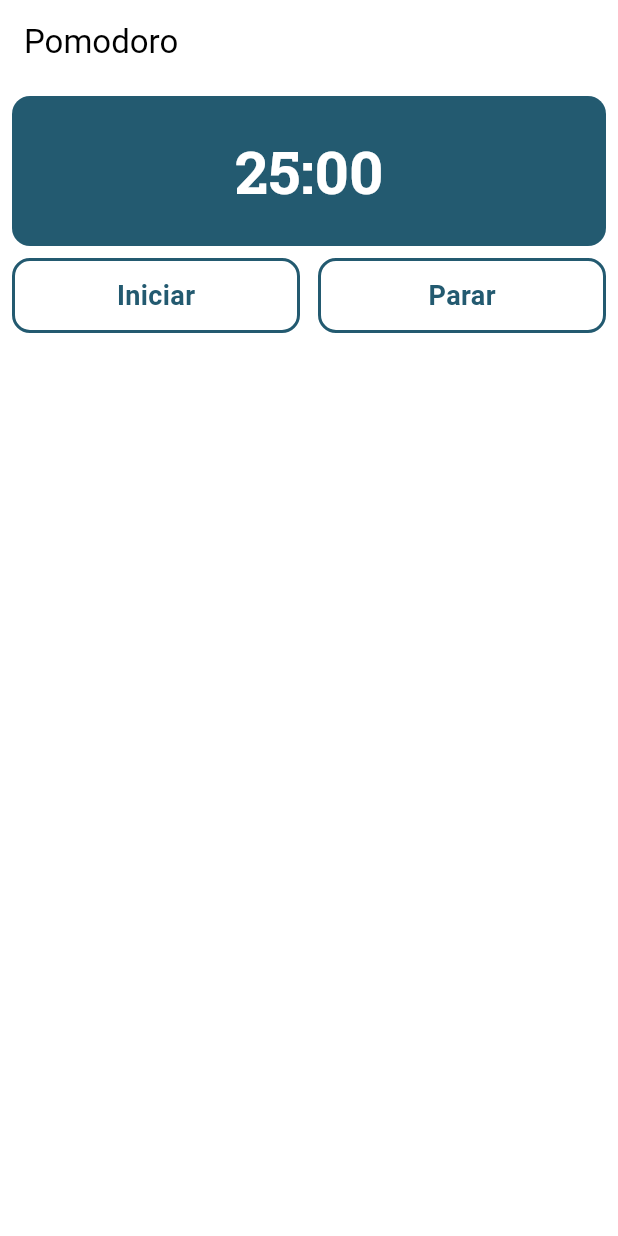
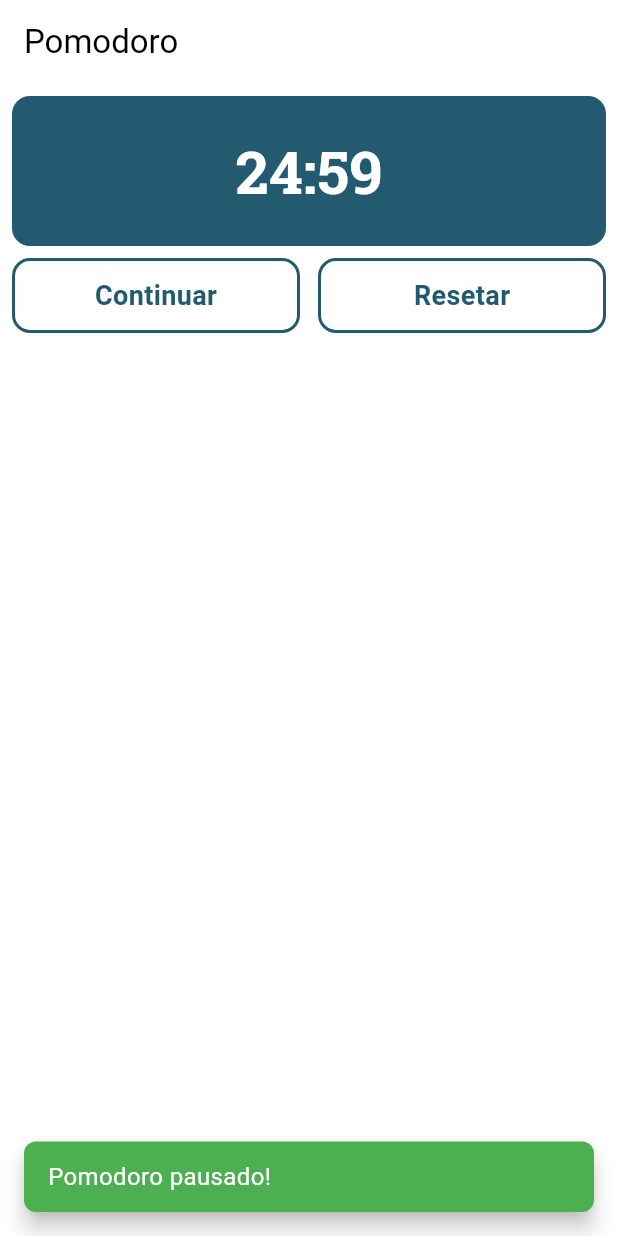
Before and after one commit to ViniMartins1/pomodoro, a Flutter app: the screen it shows after launch, after a tap on "Iniciar", after a tap on "Parar", on a phone screen of 412 x 824 dp. Run offline on Flutter 3.47's test engine with Material 3 defaults, Android fonts, the phone set to English and light mode, and no system bars; our stand-ins replace equatable, flutter_bloc, google_fonts.

Commit message:
Melhoria nos botões da tela do pomodoro

```diff
--- a/lib/pages/pomodoro_page.dart
+++ b/lib/pages/pomodoro_page.dart
@@ -60,28 +60,53 @@ class _PomodoroPageState extends State<PomodoroPage> {
           ),
           Padding(
             padding: EdgeInsets.symmetric(horizontal: DesignConstants.cardPadding),
-            child: Row(
+            child: BlocBuilder<PomodoroBloc, PomodoroState>(
+              builder: (context, state) {
+                String startButton = 'Iniciar';
+                String stopButton = 'Parar';
+
+                if (state is PomodoroPaused) {
+                  startButton = 'Continuar';
+                  stopButton = 'Resetar';
+                } else if (state is PomodoroComplete || state is PomodoroInitial) {
+                  stopButton = 'Resetar';
+                }
+
+                return Row(
                   mainAxisAlignment: MainAxisAlignment.spaceBetween,
                   children: [
                     Expanded(
                       child: PomodoroOutlinedButton(
-                    label: 'Iniciar',
+                        label: startButton,
                         onPressed: () {
+                          if (state is PomodoroInitial || state is PomodoroComplete) {
                             context.read<PomodoroBloc>().add(StartPomodoroEvent());
                             showSnackbar(context, 'Pomodoro iniciado!');
+                          } else if (state is PomodoroPaused) {
+                            context.read<PomodoroBloc>().add(ResumePomodoroEvent());
+                            showSnackbar(context, 'Pomodoro retomado!');
+                          }
                         },
                       ),
                     ),
                     const SizedBox(width: 12),
                     Expanded(
                       child: PomodoroOutlinedButton(
-                    label: 'Parar',
+                        label: stopButton,
                         onPressed: () {
+                          if (state is PomodoroRunning) {
+                            context.read<PomodoroBloc>().add(PausePomodoroEvent());
+                            showSnackbar(context, 'Pomodoro pausado!');
+                          } else {
                             context.read<PomodoroBloc>().add(ResetPomodoroEvent());
+                            showSnackbar(context, 'Pomodoro resetado!');
+                          }
                         },
                       ),
                     ),
                   ],
+                );
+              },
             ),
           ),
         ],
--- a/lib/utils/functions.dart
+++ b/lib/utils/functions.dart
@@ -6,12 +6,90 @@ String formatDuration(Duration duration) {
   return '$minutes:$seconds';
 }
 
-Future<void> showSnackbar(BuildContext context, String label) async {
-  ScaffoldMessenger.of(context).showSnackBar(
-    SnackBar(
-      content: Text(label),
-      backgroundColor: Colors.green,
-      duration: const Duration(seconds: 10),
+Future<void> showSnackbar(
+  BuildContext context,
+  String label, {
+  Color backgroundColor = Colors.green,
+}) async {
+  final overlay = Overlay.of(context);
+  final overlayEntry = OverlayEntry(
+    builder: (context) => _AnimatedSnackBar(
+      label: label,
+      backgroundColor: backgroundColor,
     ),
   );
+
+  overlay.insert(overlayEntry);
+  await Future.delayed(const Duration(seconds: 2));
+  overlayEntry.remove();
 }
+
+class _AnimatedSnackBar extends StatefulWidget {
+  final String label;
+  final Color backgroundColor;
+
+  const _AnimatedSnackBar({
+    required this.label,
+    this.backgroundColor = Colors.green,
+  });
+
+  @override
+  State<_AnimatedSnackBar> createState() => _AnimatedSnackBarState();
+}
+
+class _AnimatedSnackBarState extends State<_AnimatedSnackBar> with SingleTickerProviderStateMixin {
+  late final AnimationController _controller;
+  late final Animation<Offset> _offsetAnimation;
+
+  @override
+  void initState() {
+    super.initState();
+
+    _controller = AnimationController(
+      vsync: this,
+      duration: const Duration(milliseconds: 300),
+    );
+
+    _offsetAnimation = Tween<Offset>(
+      begin: const Offset(0, 1),
+      end: Offset.zero,
+    ).animate(
+      CurvedAnimation(
+        parent: _controller,
+        curve: Curves.easeOut,
+      ),
+    );
+
+    _controller.forward();
+  }
+
+  @override
+  void dispose() {
+    _controller.dispose();
+    super.dispose();
+  }
+
+  @override
+  Widget build(BuildContext context) {
+    return Positioned(
+      bottom: 16.0,
+      left: 16.0,
+      right: 16.0,
+      child: SlideTransition(
+        position: _offsetAnimation,
+        child: Material(
+          elevation: 6.0,
+          borderRadius: BorderRadius.circular(8),
+          color: widget.backgroundColor,
+          child: Padding(
+            padding: const EdgeInsets.symmetric(horizontal: 16.0, vertical: 12.0),
+            child: Text(
+              widget.label,
+              style: const TextStyle(color: Colors.white, fontSize: 16),
+            ),
+          ),
+        ),
+      ),
+    );
+  }
+}
```
Lines whose indentation alone changed are shown as unchanged.
